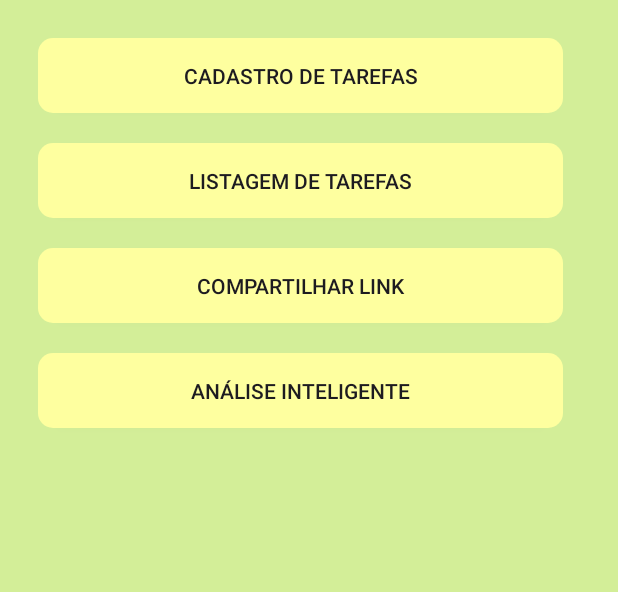
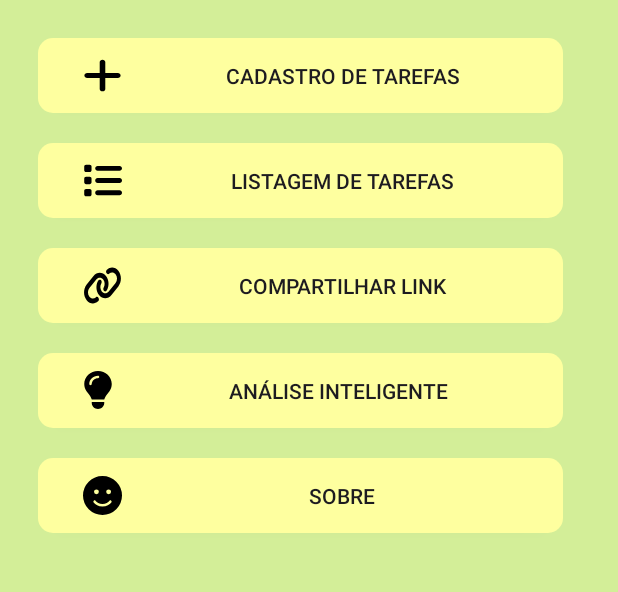
Before and after one commit to theraissa/app-SmartTasks, an Android app: the screen it shows after launch (MainActivity), on a phone screen of 412 x 824 dp, the part 120-712 px from its top. Run offline under Robolectric (Android 15) with nearby library versions, the phone set to English and light mode, and no system bars.

Commit message:
adicionei color e strings

```diff
--- /dev/null
+++ b/app/src/main/res/drawable/face_smile_solid.xml
@@ -0,0 +1,9 @@
+<vector xmlns:android="http://schemas.android.com/apk/res/android"
+    android:width="26dp"
+    android:height="26dp"
+    android:viewportWidth="512"
+    android:viewportHeight="512">
+  <path
+      android:fillColor="#FF000000"
+      android:pathData="M256,512A256,256 0,1 0,256 0a256,256 0,1 0,0 512zM164.1,325.5C182,346.2 212.6,368 256,368s74,-21.8 91.9,-42.5c5.8,-6.7 15.9,-7.4 22.6,-1.6s7.4,15.9 1.6,22.6C349.8,372.1 311.1,400 256,400s-93.8,-27.9 -116.1,-53.5c-5.8,-6.7 -5.1,-16.8 1.6,-22.6s16.8,-5.1 22.6,1.6zM144.4,208a32,32 0,1 1,64 0,32 32,0 1,1 -64,0zM336.4,176a32,32 0,1 1,0 64,32 32,0 1,1 0,-64z"/>
+</vector>
--- /dev/null
+++ b/app/src/main/res/drawable/lightbulb_solid.xml
@@ -0,0 +1,9 @@
+<vector xmlns:android="http://schemas.android.com/apk/res/android"
+    android:width="20dp"
+    android:height="25dp"
+    android:viewportWidth="384"
+    android:viewportHeight="512">
+  <path
+      android:fillColor="#FF000000"
+      android:pathData="M272,384c9.6,-31.9 29.5,-59.1 49.2,-86.2c0,0 0,0 0,0c5.2,-7.1 10.4,-14.2 15.4,-21.4c19.8,-28.5 31.4,-63 31.4,-100.3C368,78.8 289.2,0 192,0S16,78.8 16,176c0,37.3 11.6,71.9 31.4,100.3c5,7.2 10.2,14.3 15.4,21.4c0,0 0,0 0,0c19.8,27.1 39.7,54.4 49.2,86.2l160,0zM192,512c44.2,0 80,-35.8 80,-80l0,-16 -160,0 0,16c0,44.2 35.8,80 80,80zM112,176c0,8.8 -7.2,16 -16,16s-16,-7.2 -16,-16c0,-61.9 50.1,-112 112,-112c8.8,0 16,7.2 16,16s-7.2,16 -16,16c-44.2,0 -80,35.8 -80,80z"/>
+</vector>
--- /dev/null
+++ b/app/src/main/res/drawable/link_solid.xml
@@ -0,0 +1,9 @@
+<vector xmlns:android="http://schemas.android.com/apk/res/android"
+    android:width="26dp"
+    android:height="26dp"
+    android:viewportWidth="640"
+    android:viewportHeight="512">
+  <path
+      android:fillColor="#FF000000"
+      android:pathData="M579.8,267.7c56.5,-56.5 56.5,-148 0,-204.5c-50,-50 -128.8,-56.5 -186.3,-15.4l-1.6,1.1c-14.4,10.3 -17.7,30.3 -7.4,44.6s30.3,17.7 44.6,7.4l1.6,-1.1c32.1,-22.9 76,-19.3 103.8,8.6c31.5,31.5 31.5,82.5 0,114L422.3,334.8c-31.5,31.5 -82.5,31.5 -114,0c-27.9,-27.9 -31.5,-71.8 -8.6,-103.8l1.1,-1.6c10.3,-14.4 6.9,-34.4 -7.4,-44.6s-34.4,-6.9 -44.6,7.4l-1.1,1.6C206.5,251.2 213,330 263,380c56.5,56.5 148,56.5 204.5,0L579.8,267.7zM60.2,244.3c-56.5,56.5 -56.5,148 0,204.5c50,50 128.8,56.5 186.3,15.4l1.6,-1.1c14.4,-10.3 17.7,-30.3 7.4,-44.6s-30.3,-17.7 -44.6,-7.4l-1.6,1.1c-32.1,22.9 -76,19.3 -103.8,-8.6C74,372 74,321 105.5,289.5L217.7,177.2c31.5,-31.5 82.5,-31.5 114,0c27.9,27.9 31.5,71.8 8.6,103.9l-1.1,1.6c-10.3,14.4 -6.9,34.4 7.4,44.6s34.4,6.9 44.6,-7.4l1.1,-1.6C433.5,260.8 427,182 377,132c-56.5,-56.5 -148,-56.5 -204.5,0L60.2,244.3z"/>
+</vector>
--- /dev/null
+++ b/app/src/main/res/drawable/list_solid.xml
@@ -0,0 +1,9 @@
+<vector xmlns:android="http://schemas.android.com/apk/res/android"
+    android:width="26dp"
+    android:height="26dp"
+    android:viewportWidth="512"
+    android:viewportHeight="512">
+  <path
+      android:fillColor="#FF000000"
+      android:pathData="M40,48C26.7,48 16,58.7 16,72l0,48c0,13.3 10.7,24 24,24l48,0c13.3,0 24,-10.7 24,-24l0,-48c0,-13.3 -10.7,-24 -24,-24L40,48zM192,64c-17.7,0 -32,14.3 -32,32s14.3,32 32,32l288,0c17.7,0 32,-14.3 32,-32s-14.3,-32 -32,-32L192,64zM192,224c-17.7,0 -32,14.3 -32,32s14.3,32 32,32l288,0c17.7,0 32,-14.3 32,-32s-14.3,-32 -32,-32l-288,0zM192,384c-17.7,0 -32,14.3 -32,32s14.3,32 32,32l288,0c17.7,0 32,-14.3 32,-32s-14.3,-32 -32,-32l-288,0zM16,232l0,48c0,13.3 10.7,24 24,24l48,0c13.3,0 24,-10.7 24,-24l0,-48c0,-13.3 -10.7,-24 -24,-24l-48,0c-13.3,0 -24,10.7 -24,24zM40,368c-13.3,0 -24,10.7 -24,24l0,48c0,13.3 10.7,24 24,24l48,0c13.3,0 24,-10.7 24,-24l0,-48c0,-13.3 -10.7,-24 -24,-24l-48,0z"/>
+</vector>
--- /dev/null
+++ b/app/src/main/res/drawable/plus_solid.xml
@@ -0,0 +1,9 @@
+<vector xmlns:android="http://schemas.android.com/apk/res/android"
+    android:width="26dp"
+    android:height="26dp"
+    android:viewportWidth="448"
+    android:viewportHeight="512">
+  <path
+      android:fillColor="#FF000000"
+      android:pathData="M256,80c0,-17.7 -14.3,-32 -32,-32s-32,14.3 -32,32l0,144L48,224c-17.7,0 -32,14.3 -32,32s14.3,32 32,32l144,0 0,144c0,17.7 14.3,32 32,32s32,-14.3 32,-32l0,-144 144,0c17.7,0 32,-14.3 32,-32s-14.3,-32 -32,-32l-144,0 0,-144z"/>
+</vector>
--- a/app/src/main/res/layout/activity_cadastro_tarefa.xml
+++ b/app/src/main/res/layout/activity_cadastro_tarefa.xml
@@ -5,7 +5,7 @@
     android:id="@+id/main"
     android:layout_width="match_parent"
     android:layout_height="match_parent"
-    android:background="#D3EE98"
+    android:background="@color/fundo"
     tools:context=".CadastroTarefa">
 
     <LinearLayout
@@ -17,7 +17,7 @@
             android:id="@+id/textViewCadastroTarefa"
             android:layout_width="fill_parent"
             android:layout_height="80dp"
-            android:background="#A0D683"
+            android:background="@color/superior"
             android:textColor="@color/white"
             android:textSize="24sp"
             android:textStyle="bold"
--- a/app/src/main/res/layout/activity_main.xml
+++ b/app/src/main/res/layout/activity_main.xml
@@ -23,7 +23,7 @@
                 android:layout_width="fill_parent"
                 android:layout_height="match_parent"
                 android:background="@color/superior"
-                android:text="SmartTasks"
+                android:text="@string/titulo_app"
                 android:textColor="@color/white"
                 android:textSize="24sp"
                 android:textStyle="bold"
@@ -41,16 +41,20 @@
                 android:id="@+id/buttonCadastroTarefas"
                 android:layout_width="350dp"
                 android:layout_height="50dp"
+                android:paddingLeft="30dp"
                 android:layout_marginBottom="20dp"
+                android:drawableLeft="@drawable/plus_solid"
                 android:background="@drawable/borda_redonda"
                 android:onClick="AbrirTelaCadastroTarefa"
-                android:text="Cadastro de Tarefas" />
+                android:text="@string/botao_cadastro"/>
 
             <Button
                 android:id="@+id/buttonListagemTarefas"
                 android:layout_width="350dp"
                 android:layout_height="50dp"
-                android:text="Listagem de Tarefas"
+                android:paddingLeft="30dp"
+                android:drawableLeft="@drawable/list_solid"
+                android:text="@string/botao_listar"
                 android:background="@drawable/borda_redonda"
                 android:layout_marginBottom="20dp"/>
 
@@ -58,7 +62,9 @@
                 android:id="@+id/buttonCompartilharLink"
                 android:layout_width="350dp"
                 android:layout_height="50dp"
-                android:text="Compartilhar Link"
+                android:paddingLeft="30dp"
+                android:drawableLeft="@drawable/link_solid"
+                android:text="@string/botao_compartilhar"
                 android:background="@drawable/borda_redonda"
                 android:layout_marginBottom="20dp"/>
 
@@ -66,12 +72,23 @@
                 android:id="@+id/buttonAnaliseInteligente"
                 android:layout_width="350dp"
                 android:layout_height="50dp"
-                android:text="Análise Inteligente"
+                android:paddingLeft="30dp"
+                android:drawableLeft="@drawable/lightbulb_solid"
+                android:text="@string/botao_analise"
+                android:background="@drawable/borda_redonda"
+                android:layout_marginBottom="20dp"/>
+
+            <Button
+                android:id="@+id/buttonSobre"
+                android:layout_width="350dp"
+                android:layout_height="50dp"
+                android:paddingLeft="30dp"
+                android:drawableLeft="@drawable/face_smile_solid"
+                android:text="@string/botao_sobre"
                 android:background="@drawable/borda_redonda"
                 android:layout_marginBottom="20dp"/>
 
         </LinearLayout>
-
     </LinearLayout>
 
 </androidx.constraintlayout.widget.ConstraintLayout>
--- a/app/src/main/res/values/strings.xml
+++ b/app/src/main/res/values/strings.xml
@@ -1,4 +1,13 @@
 <resources>
+    <!--TELA PRINCIPAL -->
+    <string name="titulo_app">SmartTasks</string>
+    <string name="botao_cadastro">Cadastro de Tarefas</string>
+    <string name="botao_listar">Listagem de Tarefas</string>
+    <string name="botao_compartilhar">Compartilhar Link</string>
+    <string name="botao_analise">Análise Inteligente</string>
+    <string name="botao_sobre">Sobre</string>
+
+    <!-- CADASTRO TAREFA -->
     <string name="app_name">prova-SmartTasks</string>
     <string name="cadastro_tarefa">Cadastro de Tarefa</string>
     <string name="titulo_tarefa">Título:</string>>
```
